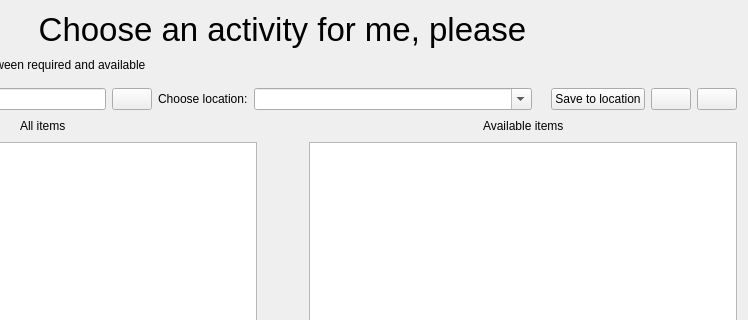
This is genactivity.ui in glennnys/Decided as Qt 5 draws it before an edit; both pictures show x 183 to 931 and y 0 to 320 of the 931 by 809 pixel window. The edited form follows.
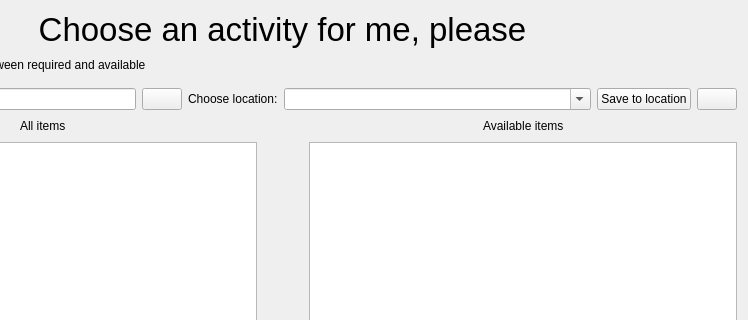
This is the edited form. Icons and pictures are not drawn.

Commit message: almost finished selected activity improvements. only missing a way to open the window...

```diff
--- a/genactivity.ui
+++ b/genactivity.ui
@@ -132,13 +132,6 @@
        </property>
       </widget>
      </item>
-     <item>
-      <widget class="QLabel" name="editingLabel">
-       <property name="text">
-        <string/>
-       </property>
-      </widget>
-     </item>
      <item>
       <widget class="QPushButton" name="saveLocBtn">
        <property name="toolTip">
@@ -149,16 +142,6 @@
        </property>
       </widget>
      </item>
-     <item>
-      <widget class="QPushButton" name="editLocBtn">
-       <property name="text">
-        <string/>
-       </property>
-       <property name="icon">
-        <iconset theme="QIcon::ThemeIcon::DocumentProperties"/>
-       </property>
-      </widget>
-     </item>
      <item>
       <widget class="QPushButton" name="deleteLoc">
        <property name="toolTip">
```
The commit also changes 5 other files.
